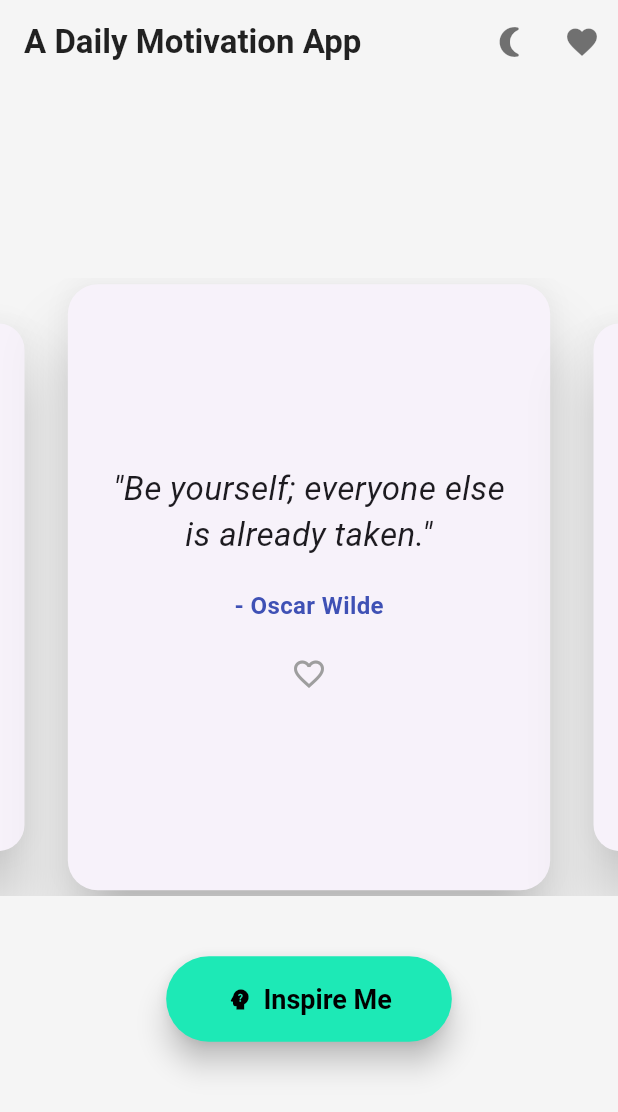
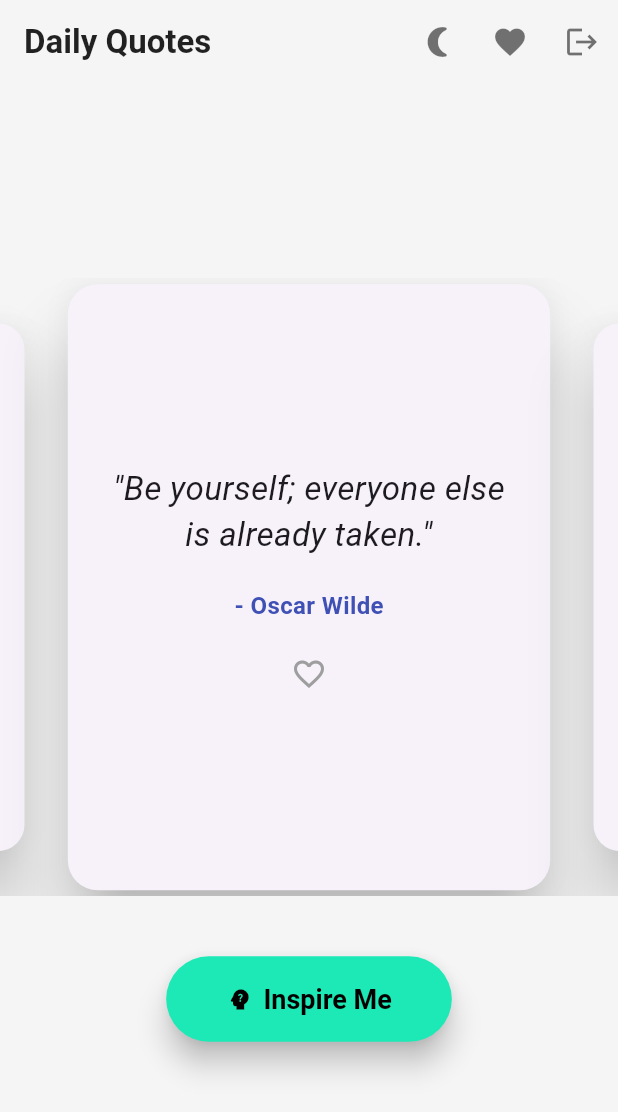
Before and after one commit to tanveerkhan87/InspireMe, a Flutter app: the screen it shows after launch, on a phone screen of 412 x 824 dp. Shown: the top 1112 px of the screen. Run offline on Flutter 3.47's test engine with Material 3 defaults, Android fonts, the light colour scheme and no system bars; drawn by our look-alikes of carousel_slider; our stand-ins replace cloud_firestore, confetti, firebase_auth, shared_preferences; accounts and stored records are empty.

Commit message:
Update home_screen.dart

```diff
--- a/lib/screens/home_screen.dart
+++ b/lib/screens/home_screen.dart
@@ -1,10 +1,13 @@
 import 'package:flutter/material.dart';
 import 'package:carousel_slider/carousel_slider.dart';
+import 'package:flutter/services.dart';
+import 'package:inspire_me/auth/login_screen.dart';
 import 'package:provider/provider.dart';
 import 'package:confetti/confetti.dart';
 import '../data/quote_data.dart';
 import '../providers/app_provider.dart';
 import '../widgets/quote_card.dart';
+import 'package:firebase_auth/firebase_auth.dart';
 
 class HomeScreen extends StatefulWidget {
   const HomeScreen({super.key});
@@ -15,8 +18,11 @@ class HomeScreen extends StatefulWidget {
 
 class _HomeScreenState extends State<HomeScreen> {
   final CarouselSliderController _controller = CarouselSliderController();
-  final ConfettiController _confettiController =
-  ConfettiController(duration: const Duration(seconds: 1));
+  final ConfettiController _confettiController = ConfettiController(
+    duration: const Duration(seconds: 1),
+  );
+
+  FirebaseAuth _auth = FirebaseAuth.instance;
 
   @override
   void dispose() {
@@ -36,29 +42,38 @@ class _HomeScreenState extends State<HomeScreen> {
   Widget build(BuildContext context) {
     final provider = Provider.of<AppProvider>(context);
 
-
     final bool isDarkMode = provider.isDarkMode;
-    final Color primaryColor = isDarkMode ? const Color(0xFF121212) : const Color(0xFFF5F5F5);
-    final Color accentColor = isDarkMode ? Colors.white30 :Colors.tealAccent.shade400;
-    final Color textColor = isDarkMode ? Colors.white.withOpacity(0.87) : Colors.black87;
+    final Color primaryColor = isDarkMode
+        ? const Color(0xFF121212)
+        : const Color(0xFFF5F5F5);
+    final Color accentColor = isDarkMode
+        ? Colors.white30
+        : Colors.tealAccent.shade400;
+    final Color textColor = isDarkMode
+        ? Colors.white.withOpacity(0.87)
+        : Colors.black87;
     final Color subtleTextColor = isDarkMode ? Colors.white60 : Colors.black54;
 
-    return Scaffold(
+    return PopScope(
+      canPop: false,
+      onPopInvokedWithResult: (a, b) {
+        SystemNavigator.pop();
+      },
+      child: Scaffold(
         backgroundColor: primaryColor,
         appBar: AppBar(
           backgroundColor: primaryColor,
           elevation: 0,
           title: Text(
-          'A Daily Motivation App',
-          style: TextStyle(
-            color: textColor,
-            fontWeight: FontWeight.bold,
-          ),
+            'Daily Quotes',
+            style: TextStyle(color: textColor, fontWeight: FontWeight.bold),
           ),
           actions: [
             IconButton(
               icon: Icon(
-              provider.isDarkMode ? Icons.wb_sunny_outlined : Icons.nightlight_round,
+                provider.isDarkMode
+                    ? Icons.wb_sunny_outlined
+                    : Icons.nightlight_round,
                 color: subtleTextColor,
               ),
               onPressed: provider.toggleTheme,
@@ -67,12 +82,44 @@ class _HomeScreenState extends State<HomeScreen> {
               icon: Icon(Icons.favorite, color: subtleTextColor),
               onPressed: () => _showFavoritesDialog(context, provider),
             ),
+            IconButton(
+              icon: Icon(Icons.logout, color: subtleTextColor),
+              onPressed: () async {
+                await _auth.signOut();
+                provider.clearFavorites(); //  Clear user's favorites locally
+                if (context.mounted) {
+                  Navigator.of(context).pushReplacement(
+                    MaterialPageRoute(builder: (_) => const Login()),
+                  );
+                  ScaffoldMessenger.of(context).showSnackBar(
+                    SnackBar(
+                      backgroundColor: Colors.indigo,
+                      content: const Text(
+                        "Logout Completed",
+                        style: TextStyle(color: Colors.amber),
+                      ),
+                    ),
+                  );
+                }
+
+                ScaffoldMessenger.of(context).showSnackBar(
+                  SnackBar(
+                    backgroundColor: Colors.indigo,
+                    content: Text(
+                      "Logout Completed",
+                      style: TextStyle(color: Colors.amber),
+                    ),
+                  ),
+                );
+              },
+            ),
           ],
         ),
         body: Stack(
           alignment: Alignment.topCenter,
           children: [
             Center(
+              child: SingleChildScrollView(
                 child: Column(
                   mainAxisAlignment: MainAxisAlignment.center,
                   children: [
@@ -83,7 +130,8 @@ class _HomeScreenState extends State<HomeScreen> {
                         return QuoteCard(
                           quote: quote,
                           isFavorite: provider.isFavorite(quote),
-                      onToggleFavorite: () => _handleToggleFavorite(context, quote),
+                          onToggleFavorite: () =>
+                              _handleToggleFavorite(context, quote),
                         );
                       },
                       carouselController: _controller,
@@ -107,17 +155,25 @@ class _HomeScreenState extends State<HomeScreen> {
                       label: const Text("Inspire Me"),
                       style: ElevatedButton.styleFrom(
                         backgroundColor: accentColor,
-                    foregroundColor: provider.isDarkMode ? Colors.greenAccent : Colors.black,
+                        foregroundColor: provider.isDarkMode
+                            ? Colors.greenAccent
+                            : Colors.black,
                         padding: const EdgeInsets.symmetric(
-                        horizontal: 40, vertical: 18),
+                          horizontal: 40,
+                          vertical: 18,
+                        ),
                         textStyle: const TextStyle(
-                        fontSize: 18, fontWeight: FontWeight.bold),
+                          fontSize: 18,
+                          fontWeight: FontWeight.bold,
+                        ),
                         shape: RoundedRectangleBorder(
-                        borderRadius: BorderRadius.circular(30)),
+                          borderRadius: BorderRadius.circular(30),
+                        ),
                         elevation: 8,
                       ),
                     ),
                   ],
+                ),
               ),
             ),
             ConfettiWidget(
@@ -137,6 +193,7 @@ class _HomeScreenState extends State<HomeScreen> {
               ],
             ),
           ],
+        ),
       ),
     );
   }
```
Lines whose indentation alone changed are shown as unchanged.
